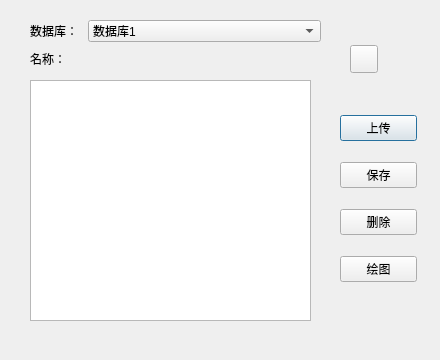
Before: the Qt Designer form 409client/download.ui in IamLJT/Lab-Summer-Project-Practice, drawn with Qt 5.
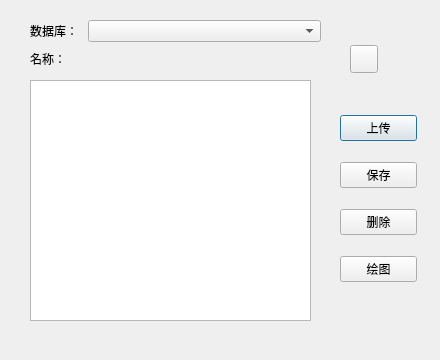
After: the same form once the commit is applied. Icons and pictures are not drawn.

The edit to the form file:
```diff
--- a/409client/download.ui
+++ b/409client/download.ui
@@ -65,16 +65,12 @@
    <layout class="QFormLayout" name="formLayout">
     <item row="0" column="1">
      <widget class="QComboBox" name="comboBox">
-      <item>
-       <property name="text">
-        <string>数据库1</string>
-       </property>
-      </item>
-      <item>
-       <property name="text">
-        <string>数据库2</string>
-       </property>
-      </item>
+      <property name="editable">
+       <bool>false</bool>
+      </property>
+      <property name="insertPolicy">
+       <enum>QComboBox::InsertAtTop</enum>
+      </property>
      </widget>
     </item>
     <item row="0" column="0">
```
